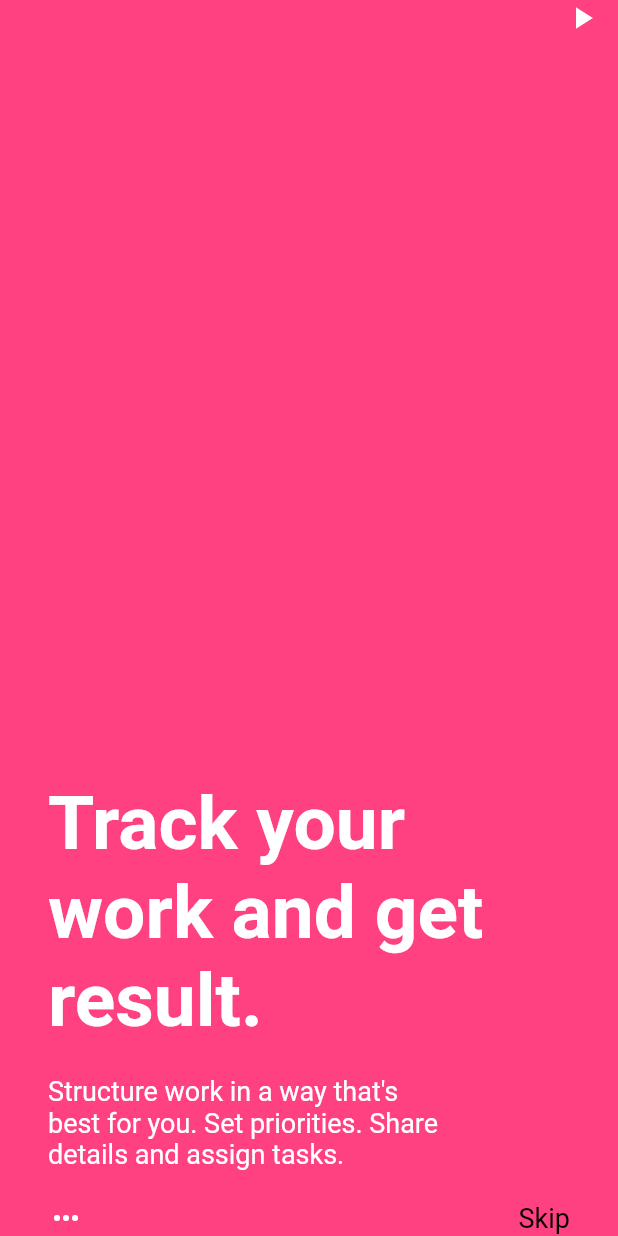
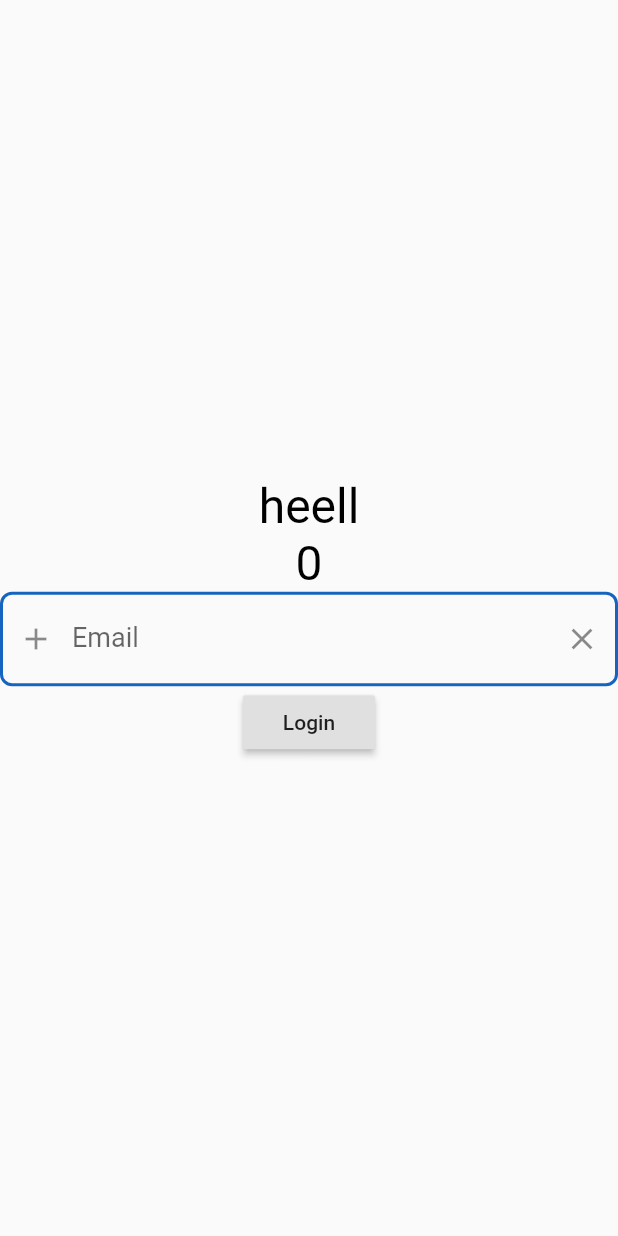
Before and after one commit to hatuan314/flutter-training, a Flutter app: the screen it shows after launch, on a phone screen of 412 x 824 dp. Run offline on Flutter 3.47's test engine with Material 2 defaults, Android fonts, the phone set to English and light mode, and no system bars.

Commit message:
TextFormField and Button

```diff
--- a/flutter_demo_app/lib/app.dart
+++ b/flutter_demo_app/lib/app.dart
@@ -1,6 +1,7 @@
 import 'package:flutter/material.dart';
 
 import 'package:flutterdemoapp/ui/first_screen.dart';
+import 'package:flutterdemoapp/ui/login_screen.dart';
 import 'package:flutterdemoapp/ui/second_screen.dart';
 import 'package:flutterdemoapp/ui/third_screen.dart';
 import 'ui/splash_screen.dart';
@@ -21,7 +22,7 @@ class MyApp extends StatelessWidget {
       theme: ThemeData(
         primarySwatch: Colors.blue,
       ),
-      home: ThirdScreen(),
+      home: LoginScreen(),
     );
   }
 }
--- /dev/null
+++ b/flutter_demo_app/lib/ui/login_screen.dart
@@ -0,0 +1,98 @@
+import 'package:flutter/material.dart';
+
+class LoginScreen extends StatefulWidget {
+  @override
+  State<StatefulWidget> createState() => _LoginScreenState();
+}
+
+class _LoginScreenState extends State<LoginScreen> {
+  TextEditingController _controller = TextEditingController();
+  GlobalKey<FormState> _textFormKey = GlobalKey<FormState>();
+  String title;
+  int count;
+
+  @override
+  void initState() {
+    // TODO: implement initState
+    super.initState();
+    title = 'heell';
+    count = 0;
+  }
+
+  @override
+  Widget build(BuildContext context) {
+    // TODO: implement build
+
+
+    return Scaffold(
+      body: Center(
+        child: Form(
+          key: _textFormKey,
+          child: Column(
+            crossAxisAlignment: CrossAxisAlignment.center,
+            mainAxisAlignment: MainAxisAlignment.center,
+            children: <Widget>[
+              Text('$title', style: TextStyle(color: Colors.black, fontSize: 32),),
+              Text('$count', style: TextStyle(color: Colors.black, fontSize: 32),),
+              TextFormField(
+                controller: _controller,
+                obscureText: true, // Password
+                style: TextStyle(
+                  color: Colors.blue,
+                  fontSize: 18,
+                ),
+                cursorColor: Colors.black,
+//          maxLines: 2,
+                textAlign: TextAlign.center,
+                decoration: InputDecoration(
+                    prefixIcon: Icon(Icons.add),
+                    // Icon phía trước
+                    suffixIcon: Icon(Icons.clear),
+                    // Icon phía sau
+                    labelText: 'Email',
+                    hintText: 'Username',
+                    hintStyle: TextStyle(color: Colors.black12, fontSize: 20),
+                    focusedBorder: OutlineInputBorder(
+                        borderSide: BorderSide(color: Colors.black12, width: 2),
+                        borderRadius: BorderRadius.circular(20)),
+                    enabledBorder: OutlineInputBorder(
+                        borderSide:
+                            BorderSide(color: Colors.blue[800], width: 2),
+                        borderRadius: BorderRadius.all(Radius.circular(8.0))),
+                    errorBorder: OutlineInputBorder(
+                        borderRadius: BorderRadius.all(Radius.circular(20)),
+                        borderSide: BorderSide(color: Colors.pink))),
+                validator: (value) {
+                  if (value.isEmpty) return 'Not Null';
+                  return null;
+                },
+                onSaved: (value) => debugPrint('onSave: $value'),
+                onChanged: (value) {
+                  count++;
+                  setState(() {
+
+                  });
+                },
+              ),
+              RaisedButton(
+                onPressed: () => onPress(context),
+                child: Text('Login'),
+              )
+            ],
+          ),
+        ),
+      ),
+    );
+  }
+
+  void onPress(BuildContext context) {
+    FocusScope.of(context).requestFocus(new FocusNode());
+    if (_textFormKey.currentState.validate()) {
+      print('text: ${_controller.text}');
+      title = _controller.text;
+      setState(() {
+
+      });
+    }
+  }
+}
--- a/flutter_demo_app/pubspec.yaml
+++ b/flutter_demo_app/pubspec.yaml
@@ -24,6 +24,7 @@ dependencies:
   # Use with the CupertinoIcons class for iOS style icons.
   cupertino_icons: ^0.1.2
   flutter_i18n: ^0.15.0
+  font_awesome_flutter: ^8.8.1
 
 dev_dependencies:
   flutter_test:
```
